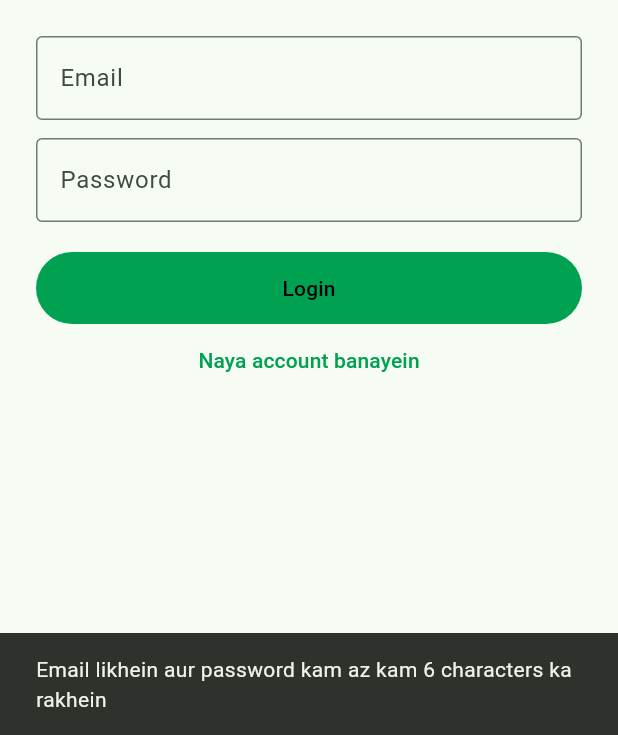
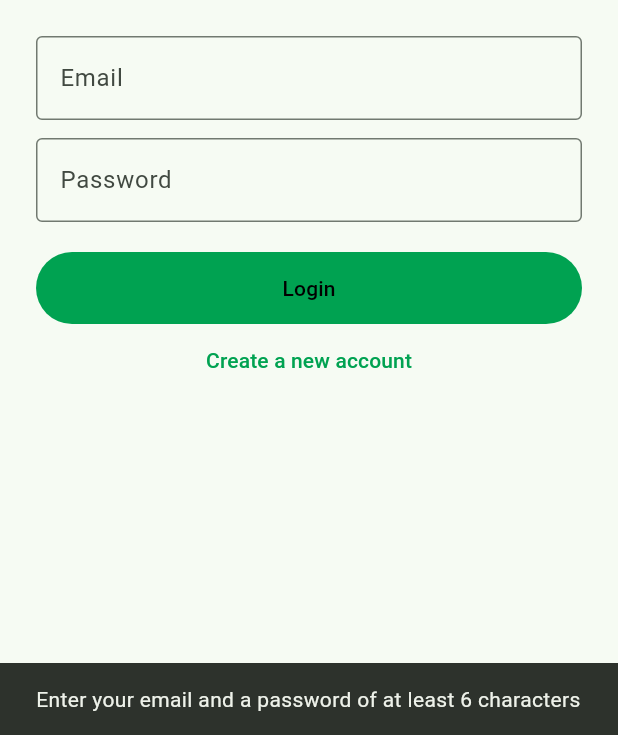
Before and after one commit to sulimankhan12580-design/smart_universty_Bus, a Flutter app: the screen it shows after launch, after a tap on "Login", on a phone screen of 412 x 824 dp, the part 501-1236 px from its top. Run offline on Flutter 3.47's test engine with Material 3 defaults, Android fonts, the phone set to English and light mode, and no system bars; our stand-ins replace cloud_firestore, firebase_auth, firebase_core; accounts and stored records are empty.

Commit message:
Update theme to UVAS logo colors (green, navy, white)

```diff
--- a/lib/features/auth/auth_gate.dart
+++ b/lib/features/auth/auth_gate.dart
@@ -31,11 +31,11 @@ class AuthGate extends StatelessWidget {
             if (!s.hasData || !s.data!.exists) return const _Loading();
             final d = s.data!.data()!;
             if (d['status'] == 'blocked') {
-              return const _Message('Aap ka account block hai.');
+              return const _Message('Your account has been blocked.');
             }
             if (d['status'] == 'pending') {
               return const _Message(
-                  'Aap ka account approval ke intezar mein hai.');
+                  'Your account is waiting for approval.');
             }
             switch (d['role']) {
               case 'superadmin':
--- a/lib/features/auth/login_page.dart
+++ b/lib/features/auth/login_page.dart
@@ -24,11 +24,11 @@ class _LoginPageState extends State<LoginPage> {
 
   Future<void> _submit() async {
     if (_email.text.trim().isEmpty || _password.text.length < 6) {
-      _show('Email likhein aur password kam az kam 6 characters ka rakhein');
+      _show('Enter your email and a password of at least 6 characters');
       return;
     }
     if (_isRegister && _name.text.trim().isEmpty) {
-      _show('Naam likhein');
+      _show('Full name likhein');
       return;
     }
     setState(() => _busy = true);
@@ -75,7 +75,7 @@ class _LoginPageState extends State<LoginPage> {
                   if (_isRegister) ...[
                     TextField(
                       controller: _name,
-                      decoration: const InputDecoration(labelText: 'Naam'),
+                      decoration: const InputDecoration(labelText: 'Full name'),
                     ),
                     const SizedBox(height: 12),
                     TextField(
@@ -123,8 +123,8 @@ class _LoginPageState extends State<LoginPage> {
                     onPressed: () =>
                         setState(() => _isRegister = !_isRegister),
                     child: Text(_isRegister
-                        ? 'Pehle se account hai? Login'
-                        : 'Naya account banayein'),
+                        ? 'Already have an account? Login'
+                        : 'Create a new account'),
                   ),
                 ],
               ),
--- a/lib/theme.dart
+++ b/lib/theme.dart
@@ -1,6 +1,8 @@
 import 'package:flutter/material.dart';
 
 const kGreen = Color(0xFF00A251);
+const kNavy = Color(0xFF0B1E5B);
+const kSky = Color(0xFF0090D8);
 
 final appTheme = ThemeData(
   useMaterial3: true,
@@ -8,9 +10,11 @@ final appTheme = ThemeData(
     seedColor: kGreen,
     primary: kGreen,
     onPrimary: Colors.black,
+    secondary: kNavy,
+    tertiary: kSky,
   ),
   appBarTheme: const AppBarTheme(
-    backgroundColor: Colors.black,
+    backgroundColor: kNavy,
     foregroundColor: Colors.white,
   ),
   filledButtonTheme: FilledButtonThemeData(
```
